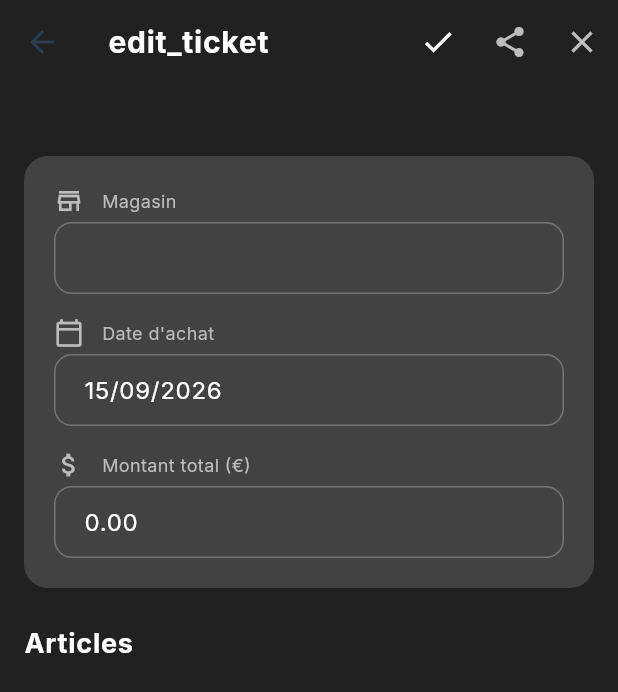
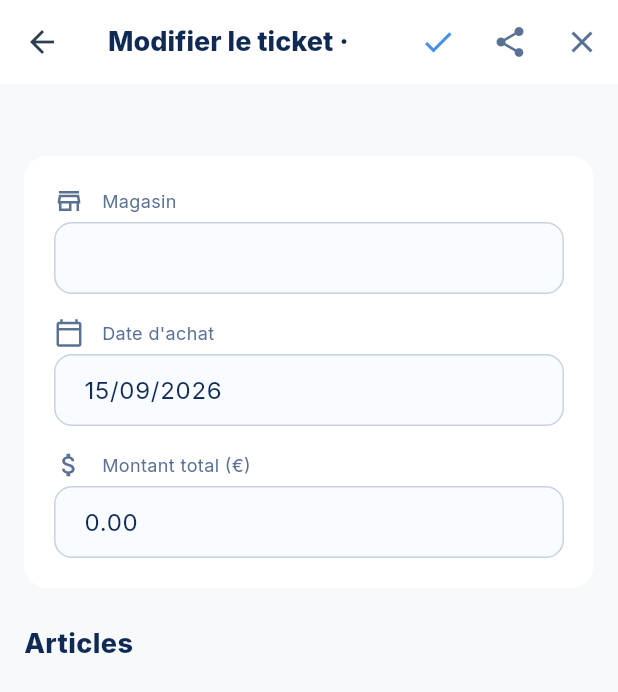
Before and after one commit to lahcendws/ticketScan, a Flutter app: the TicketDetailPage screen opened directly with empty values, after a tap on the "edit" icon, on a phone screen of 412 x 824 dp. Shown: the top 692 px of the screen. Run offline on Flutter 3.47's test engine with Material 3 defaults, Android fonts, the phone set to English and light mode, and no system bars; our stand-ins replace camera, flutter_dotenv, flutter_local_notifications, flutter_timezone, google_fonts, image_picker and 9 more; accounts and stored records are empty; network calls fail.

Commit message:
update style liste ticket & detail

```diff
--- a/lib/core/services/app_localizations.dart
+++ b/lib/core/services/app_localizations.dart
@@ -124,6 +124,7 @@ class AppLocalizations {
     'success_account_created_msg':
         'Un email de confirmation vous a été envoyé.',
     'no_warranty_title': 'Aucun produit sous garantie',
+    'edit_ticket': 'Modifier le ticket',
     'no_warranty_banner':
         'Aucun produit garanti — le ticket ne sera pas enregistré',
     'no_warranty_msg':
@@ -309,6 +310,7 @@ class AppLocalizations {
     'success_account_created_title': 'Account created!',
     'success_account_created_msg': 'A confirmation email has been sent to you.',
     'no_warranty_title': 'No product under warranty',
+    'edit_ticket': 'Edit ticket',
     'no_warranty_banner':
         'No product under warranty — the ticket will not be saved',
     'no_warranty_msg':
--- a/lib/presentation/pages/ticket_detail_page.dart
+++ b/lib/presentation/pages/ticket_detail_page.dart
@@ -72,8 +72,12 @@ class _TicketDetailPageState extends State<TicketDetailPage> {
     _storeController.dispose();
     _amountController.dispose();
     _dateController.dispose();
-    for (var c in _productNameControllers) c.dispose();
-    for (var c in _productPriceControllers) c.dispose();
+    for (var c in _productNameControllers) {
+      c.dispose();
+    }
+    for (var c in _productPriceControllers) {
+      c.dispose();
+    }
     super.dispose();
   }
 
@@ -92,10 +96,11 @@ class _TicketDetailPageState extends State<TicketDetailPage> {
     try {
       await PDFService.generateAndPreviewTicketPDF(context, widget.ticket);
     } catch (e) {
-      if (mounted)
+      if (mounted) {
         ScaffoldMessenger.of(
           context,
         ).showSnackBar(SnackBar(content: Text('Erreur PDF: $e')));
+      }
     } finally {
       if (mounted) setState(() => _isGeneratingPDF = false);
     }
@@ -128,23 +133,26 @@ class _TicketDetailPageState extends State<TicketDetailPage> {
   }
 
   void _showUpgradeDialog(String message) {
+    final isDark = Theme.of(context).brightness == Brightness.dark;
+    final surfaceColor = isDark ? const Color(0xFF16213E) : Colors.white;
+    final textColor = isDark
+        ? const Color(0xFFECF0F1)
+        : const Color(0xFF102A56);
+    final mutedText = isDark
+        ? const Color(0xFFBDC3C7)
+        : const Color(0xFF5A7194);
+
     showDialog(
       context: context,
       builder: (context) => AlertDialog(
-        backgroundColor: Colors.grey.shade900,
+        backgroundColor: surfaceColor,
         shape: RoundedRectangleBorder(borderRadius: BorderRadius.circular(16)),
-        title: const Text(
-          'Fonction Premium',
-          style: TextStyle(color: Colors.white),
-        ),
-        content: Text(message, style: const TextStyle(color: Colors.white70)),
+        title: Text('Fonction Premium', style: TextStyle(color: textColor)),
+        content: Text(message, style: TextStyle(color: mutedText)),
         actions: [
           TextButton(
             onPressed: () => Navigator.pop(context),
-            child: const Text(
-              'Plus tard',
-              style: TextStyle(color: Colors.white70),
-            ),
+            child: Text('Plus tard', style: TextStyle(color: mutedText)),
           ),
           ElevatedButton(
             onPressed: () {
@@ -302,21 +310,31 @@ class _TicketDetailPageState extends State<TicketDetailPage> {
     final localizations = AppLocalizations.of(context);
     final locale = localizations?.locale.toString() ?? 'fr_FR';
     final primary = Theme.of(context).primaryColor;
+    final isDark = Theme.of(context).brightness == Brightness.dark;
+    final surfaceColor = isDark ? const Color(0xFF16213E) : Colors.white;
+    final textOnSurface = isDark
+        ? const Color(0xFFECF0F1)
+        : const Color(0xFF102A56);
+    final mutedColor = isDark
+        ? const Color(0xFFBDC3C7)
+        : const Color(0xFF5A7194);
 
     return Scaffold(
-      backgroundColor: Colors.grey.shade900,
+      backgroundColor: Theme.of(context).scaffoldBackgroundColor,
       appBar: AppBar(
-        backgroundColor: Colors.transparent,
+        backgroundColor: surfaceColor,
+        foregroundColor: textOnSurface,
         elevation: 0,
         title: Text(
           _isEditing
-              ? localizations?.get('edit_ticket') ?? 'Edit Ticket'
-              : localizations?.get('ticket_details') ?? 'Ticket Details',
-          style: const TextStyle(
-            fontWeight: FontWeight.bold,
-            color: Colors.white,
-            letterSpacing: 0.5,
+              ? '${localizations?.get('edit_ticket') ?? 'Modifier le ticket'} · ${widget.ticket.storeName}'
+              : '${localizations?.get('ticket_details') ?? 'Détails du ticket'} · ${widget.ticket.storeName}',
+          style: TextStyle(
+            fontWeight: FontWeight.w800,
+            color: textOnSurface,
+            fontSize: 18,
           ),
+          overflow: TextOverflow.ellipsis,
         ),
         actions: [
           if (!_isEditing) ...[
@@ -332,20 +350,17 @@ class _TicketDetailPageState extends State<TicketDetailPage> {
                     ),
                   )
                 : IconButton(
-                    icon: const Icon(
-                      Icons.picture_as_pdf,
-                      color: Colors.white70,
-                    ),
+                    icon: Icon(Icons.picture_as_pdf, color: mutedColor),
                     onPressed: _handlePDFExport,
                     tooltip: 'Aperçu PDF',
                   ),
             IconButton(
-              icon: const Icon(Icons.share, color: Colors.white70),
+              icon: Icon(Icons.share, color: mutedColor),
               onPressed: _handleShare,
               tooltip: localizations?.get('share') ?? 'Partager',
             ),
             IconButton(
-              icon: const Icon(Icons.edit, color: Colors.white70),
+              icon: Icon(Icons.edit, color: mutedColor),
               onPressed: () => setState(() => _isEditing = true),
             ),
           ] else ...[
@@ -361,17 +376,17 @@ class _TicketDetailPageState extends State<TicketDetailPage> {
                     ),
                   )
                 : IconButton(
-                    icon: const Icon(Icons.check, color: Colors.white),
+                    icon: Icon(Icons.check, color: primary),
                     onPressed: _saveChanges,
                     tooltip: 'Enregistrer les modifications',
                   ),
             IconButton(
-              icon: const Icon(Icons.share, color: Colors.white70),
+              icon: Icon(Icons.share, color: mutedColor),
               onPressed: _handleShare,
               tooltip: localizations?.get('share') ?? 'Partager',
             ),
             IconButton(
-              icon: const Icon(Icons.close, color: Colors.white70),
+              icon: Icon(Icons.close, color: mutedColor),
               onPressed: () {
                 _initControllers();
                 setState(() => _isEditing = false);
@@ -390,30 +405,55 @@ class _TicketDetailPageState extends State<TicketDetailPage> {
             _buildImageThumbnails(primary),
             const SizedBox(height: 20),
             _isEditing
-                ? _buildEditForm(localizations, primary)
-                : _buildInfoCard(locale, localizations, primary),
+                ? _buildEditForm(
+                    localizations,
+                    primary,
+                    isDark,
+                    surfaceColor,
+                    textOnSurface,
+                  )
+                : _buildInfoCard(
+                    locale,
+                    localizations,
+                    primary,
+                    isDark,
+                    surfaceColor,
+                    textOnSurface,
+                  ),
             const SizedBox(height: 24),
             Text(
               localizations?.get('products') ?? 'Articles',
-              style: const TextStyle(
+              style: TextStyle(
                 fontSize: 18,
-                fontWeight: FontWeight.bold,
-                color: Colors.white,
-                letterSpacing: 0.5,
+                fontWeight: FontWeight.w800,
+                color: textOnSurface,
               ),
             ),
             const SizedBox(height: 12),
-            _buildProductsSection(localizations, primary),
+            _buildProductsSection(
+              localizations,
+              primary,
+              isDark,
+              surfaceColor,
+              textOnSurface,
+              mutedColor,
+            ),
           ],
         ),
       ),
     );
   }
 
-  Widget _buildEditForm(AppLocalizations? localizations, Color primary) {
+  Widget _buildEditForm(
+    AppLocalizations? localizations,
+    Color primary,
+    bool isDark,
+    Color surfaceColor,
+    Color textOnSurface,
+  ) {
     return Container(
       decoration: BoxDecoration(
-        color: Colors.grey.shade800,
+        color: surfaceColor,
         borderRadius: BorderRadius.circular(16),
       ),
       child: Padding(
@@ -425,6 +465,8 @@ class _TicketDetailPageState extends State<TicketDetailPage> {
               _storeController,
               Icons.store_outlined,
               primary,
+              textOnSurface,
+              isDark,
             ),
             const SizedBox(height: 16),
             _buildEditField(
@@ -432,6 +474,8 @@ class _TicketDetailPageState extends State<TicketDetailPage> {
               _dateController,
               Icons.calendar_today_outlined,
               primary,
+              textOnSurface,
+              isDark,
             ),
             const SizedBox(height: 16),
             _buildEditField(
@@ -439,6 +483,8 @@ class _TicketDetailPageState extends State<TicketDetailPage> {
               _amountController,
               Icons.attach_money_outlined,
               primary,
+              textOnSurface,
+              isDark,
             ),
           ],
         ),
@@ -451,18 +497,27 @@ class _TicketDetailPageState extends State<TicketDetailPage> {
     TextEditingController controller,
     IconData icon,
     Color primary,
+    Color textOnSurface,
+    bool isDark,
   ) {
+    final mutedColor = isDark
+        ? const Color(0xFFBDC3C7)
+        : const Color(0xFF5A7194);
+    final fillColor = isDark
+        ? const Color(0xFF1A1A2E)
+        : const Color(0xFFF8FBFF);
+
     return Column(
       crossAxisAlignment: CrossAxisAlignment.start,
       children: [
         Row(
           children: [
-            Icon(icon, size: 20, color: Colors.grey.shade400),
+            Icon(icon, size: 20, color: mutedColor),
             const SizedBox(width: 12),
             Expanded(
               child: Text(
                 label,
-                style: TextStyle(fontSize: 12, color: Colors.grey.shade400),
+                style: TextStyle(fontSize: 12, color: mutedColor),
               ),
             ),
           ],
@@ -470,22 +525,22 @@ class _TicketDetailPageState extends State<TicketDetailPage> {
         const SizedBox(height: 4),
         TextField(
           controller: controller,
-          style: const TextStyle(color: Colors.white, fontSize: 16),
+          style: TextStyle(color: textOnSurface, fontSize: 16),
           decoration: InputDecoration(
             border: OutlineInputBorder(
               borderRadius: BorderRadius.circular(12),
-              borderSide: BorderSide(color: Colors.grey.shade600),
+              borderSide: BorderSide(color: mutedColor.withValues(alpha: 0.3)),
             ),
             enabledBorder: OutlineInputBorder(
               borderRadius: BorderRadius.circular(12),
-              borderSide: BorderSide(color: Colors.grey.shade600),
+              borderSide: BorderSide(color: mutedColor.withValues(alpha: 0.3)),
             ),
             focusedBorder: OutlineInputBorder(
               borderRadius: BorderRadius.circular(12),
               borderSide: BorderSide(color: primary, width: 2),
             ),
             filled: true,
-            fillColor: Colors.grey.shade800,
+            fillColor: fillColor,
             contentPadding: const EdgeInsets.symmetric(
               horizontal: 16,
               vertical: 12,
@@ -562,10 +617,17 @@ class _TicketDetailPageState extends State<TicketDetailPage> {
     String locale,
     AppLocalizations? localizations,
     Color primary,
+    bool isDark,
+    Color surfaceColor,
+    Color textOnSurface,
   ) {
+    final mutedColor = isDark
+        ? const Color(0xFFBDC3C7)
+        : const Color(0xFF5A7194);
+
     return Container(
       decoration: BoxDecoration(
-        color: Colors.grey.shade800,
+        color: surfaceColor,
         borderRadius: BorderRadius.circular(16),
       ),
       child: Padding(
@@ -576,7 +638,7 @@ class _TicketDetailPageState extends State<TicketDetailPage> {
               children: [
                 CircleAvatar(
                   radius: 24,
-                  backgroundColor: primary.withOpacity(0.1),
+                  backgroundColor: primary.withValues(alpha: 0.1),
                   child: Icon(Icons.store, color: primary, size: 24),
                 ),
                 const SizedBox(width: 16),
@@ -586,27 +648,28 @@ class _TicketDetailPageState extends State<TicketDetailPage> {
                     children: [
                       Text(
                         widget.ticket.storeName,
-                        style: const TextStyle(
+                        style: TextStyle(
                           fontSize: 20,
-                          fontWeight: FontWeight.bold,
-                          color: Colors.white,
+                          fontWeight: FontWeight.w700,
+                          color: textOnSurface,
                         ),
                       ),
                       Text(
                         widget.ticket.category ?? 'Other',
-                        style: TextStyle(color: Colors.grey.shade400),
+                        style: TextStyle(color: mutedColor),
                       ),
                     ],
                   ),
                 ),
               ],
             ),
-            Divider(height: 24, color: Colors.grey.shade700),
+            Divider(height: 24, color: mutedColor.withValues(alpha: 0.2)),
             _buildInfoRow(
               localizations?.get('total_amount') ?? 'Total',
               '${widget.ticket.totalAmount.toStringAsFixed(2)} ${widget.ticket.currency}',
               primary: primary,
               isBold: true,
+              isDark: isDark,
             ),
             const SizedBox(height: 8),
             _buildInfoRow(
@@ -616,6 +679,7 @@ class _TicketDetailPageState extends State<TicketDetailPage> {
                 locale,
               ).format(widget.ticket.warrantyEndDate),
               primary: primary,
+              isDark: isDark,
             ),
           ],
         ),
@@ -628,22 +692,27 @@ class _TicketDetailPageState extends State<TicketDetailPage> {
     String value, {
     bool isBold = false,
     required Color primary,
+    required bool isDark,
   }) {
+    final mutedColor = isDark
+        ? const Color(0xFFBDC3C7)
+        : const Color(0xFF5A7194);
+    final textOnSurface = isDark
+        ? const Color(0xFFECF0F1)
+        : const Color(0xFF102A56);
+
     return Padding(
       padding: const EdgeInsets.symmetric(vertical: 4),
       child: Row(
         mainAxisAlignment: MainAxisAlignment.spaceBetween,
         children: [
-          Text(
-            label,
-            style: TextStyle(fontSize: 14, color: Colors.grey.shade400),
-          ),
+          Text(label, style: TextStyle(fontSize: 14, color: mutedColor)),
           Text(
             value,
             style: TextStyle(
               fontSize: 16,
               fontWeight: isBold ? FontWeight.bold : FontWeight.normal,
-              color: isBold ? primary : Colors.white,
+              color: isBold ? primary : textOnSurface,
             ),
           ),
         ],
@@ -651,10 +720,21 @@ class _TicketDetailPageState extends State<TicketDetailPage> {
     );
   }
 
-  Widget _buildProductsSection(AppLocalizations? localizations, Color primary) {
+  Widget _buildProductsSection(
+    AppLocalizations? localizations,
+    Color primary,
+    bool isDark,
+    Color surfaceColor,
+    Color textOnSurface,
+    Color mutedColor,
+  ) {
+    final fillColor = isDark
+        ? const Color(0xFF1A1A2E)
+        : const Color(0xFFF8FBFF);
+
     return Container(
       decoration: BoxDecoration(
-        color: Colors.grey.shade800,
+        color: surfaceColor,
         borderRadius: BorderRadius.circular(12),
       ),
       child: Column(
@@ -694,8 +774,8 @@ class _TicketDetailPageState extends State<TicketDetailPage> {
                                 flex: 3,
                                 child: TextField(
                                   controller: _productNameControllers[index],
-                                  style: const TextStyle(
-                                    color: Colors.white,
+                                  style: TextStyle(
+                                    color: textOnSurface,
                                     fontSize: 14,
                                   ),
                                   decoration: InputDecoration(
@@ -705,13 +785,17 @@ class _TicketDetailPageState extends State<TicketDetailPage> {
                                     border: OutlineInputBorder(
                                       borderRadius: BorderRadius.circular(8),
                                       borderSide: BorderSide(
-                                        color: Colors.grey.shade600,
+                                        color: mutedColor.withValues(
+                                          alpha: 0.3,
+                                        ),
                                       ),
                                     ),
                                     enabledBorder: OutlineInputBorder(
                                       borderRadius: BorderRadius.circular(8),
                                       borderSide: BorderSide(
-                                        color: Colors.grey.shade600,
+                                        color: mutedColor.withValues(
+                                          alpha: 0.3,
+                                        ),
                                       ),
                                     ),
                                     focusedBorder: OutlineInputBorder(
@@ -722,7 +806,7 @@ class _TicketDetailPageState extends State<TicketDetailPage> {
                                       ),
                                     ),
                                     filled: true,
-                                    fillColor: Colors.grey.shade800,
+                                    fillColor: fillColor,
                                     contentPadding: const EdgeInsets.symmetric(
                                       horizontal: 12,
                                       vertical: 8,
@@ -736,8 +820,8 @@ class _TicketDetailPageState extends State<TicketDetailPage> {
                                 child: TextField(
                                   controller: _productPriceControllers[index],
                                   keyboardType: TextInputType.number,
-                                  style: const TextStyle(
-                                    color: Colors.white,
+                                  style: TextStyle(
+                                    color: textOnSurface,
                                     fontSize: 14,
                                   ),
                                   decoration: InputDecoration(
@@ -746,13 +830,17 @@ class _TicketDetailPageState extends State<TicketDetailPage> {
                                     border: OutlineInputBorder(
                                       borderRadius: BorderRadius.circular(8),
                                       borderSide: BorderSide(
-                                        color: Colors.grey.shade600,
+                                        color: mutedColor.withValues(
+                                          alpha: 0.3,
+                                        ),
                                       ),
                                     ),
                                     enabledBorder: OutlineInputBorder(
                                       borderRadius: BorderRadius.circular(8),
                                       borderSide: BorderSide(
-                                        color: Colors.grey.shade600,
+                                        color: mutedColor.withValues(
+                                          alpha: 0.3,
+                                        ),
                                       ),
                                     ),
                                     focusedBorder: OutlineInputBorder(
@@ -763,7 +851,7 @@ class _TicketDetailPageState extends State<TicketDetailPage> {
                                       ),
                                     ),
                                     filled: true,
-                                    fillColor: Colors.grey.shade800,
+                                    fillColor: fillColor,
                                     contentPadding: const EdgeInsets.symmetric(
                                       horizontal: 12,
                                       vertical: 8,
@@ -779,17 +867,17 @@ class _TicketDetailPageState extends State<TicketDetailPage> {
                               Expanded(
                                 child: Text(
                                   _productNameControllers[index].text,
-                                  style: const TextStyle(
-                                    color: Colors.white,
+                                  style: TextStyle(
+                                    color: textOnSurface,
                                     fontSize: 14,
                                   ),
                                 ),
                               ),
                               Text(
                                 '${_productPriceControllers[index].text} ${widget.ticket.currency}',
-                                style: const TextStyle(
+                                style: TextStyle(
                                   fontWeight: FontWeight.bold,
-                                  color: Colors.white,
+                                  color: textOnSurface,
                                   fontSize: 14,
                                 ),
                               ),
@@ -801,7 +889,7 @@ class _TicketDetailPageState extends State<TicketDetailPage> {
             );
           }),
           if (!_isEditing) ...[
-            Divider(height: 1, color: Colors.grey.shade700),
+            Divider(height: 1, color: mutedColor.withValues(alpha: 0.2)),
             Padding(
               padding: const EdgeInsets.all(16),
               child: Row(
@@ -809,17 +897,17 @@ class _TicketDetailPageState extends State<TicketDetailPage> {
                 children: [
                   Text(
                     localizations?.get('total') ?? 'Total',
-                    style: const TextStyle(
-                      fontWeight: FontWeight.bold,
-                      color: Colors.white,
+                    style: TextStyle(
+                      fontWeight: FontWeight.w700,
+                      color: textOnSurface,
                     ),
                   ),
                   Text(
                     '${widget.ticket.totalAmount.toStringAsFixed(2)} ${widget.ticket.currency}',
-                    style: const TextStyle(
-                      fontWeight: FontWeight.bold,
+                    style: TextStyle(
+                      fontWeight: FontWeight.w700,
                       fontSize: 16,
-                      color: Colors.white,
+                      color: textOnSurface,
                     ),
                   ),
                 ],
--- a/lib/presentation/widgets/ticket_card.dart
+++ b/lib/presentation/widgets/ticket_card.dart
@@ -43,7 +43,9 @@ class TicketCard extends StatelessWidget {
                     width: 56,
                     height: 56,
                     decoration: BoxDecoration(
-                      color: Theme.of(context).primaryColor.withOpacity(0.1),
+                      color: Theme.of(
+                        context,
+                      ).primaryColor.withValues(alpha: 0.1),
                       borderRadius: BorderRadius.circular(12),
                     ),
                     child: ClipRRect(
@@ -101,7 +103,7 @@ class TicketCard extends StatelessWidget {
                             vertical: 4,
                           ),
                           decoration: BoxDecoration(
-                            color: Colors.orange.withOpacity(0.1),
+                            color: Colors.orange.withValues(alpha: 0.1),
                             borderRadius: BorderRadius.circular(8),
                           ),
                           child: Row(
```
Also changed, not shown: pubspec.lock, 1 other file.
